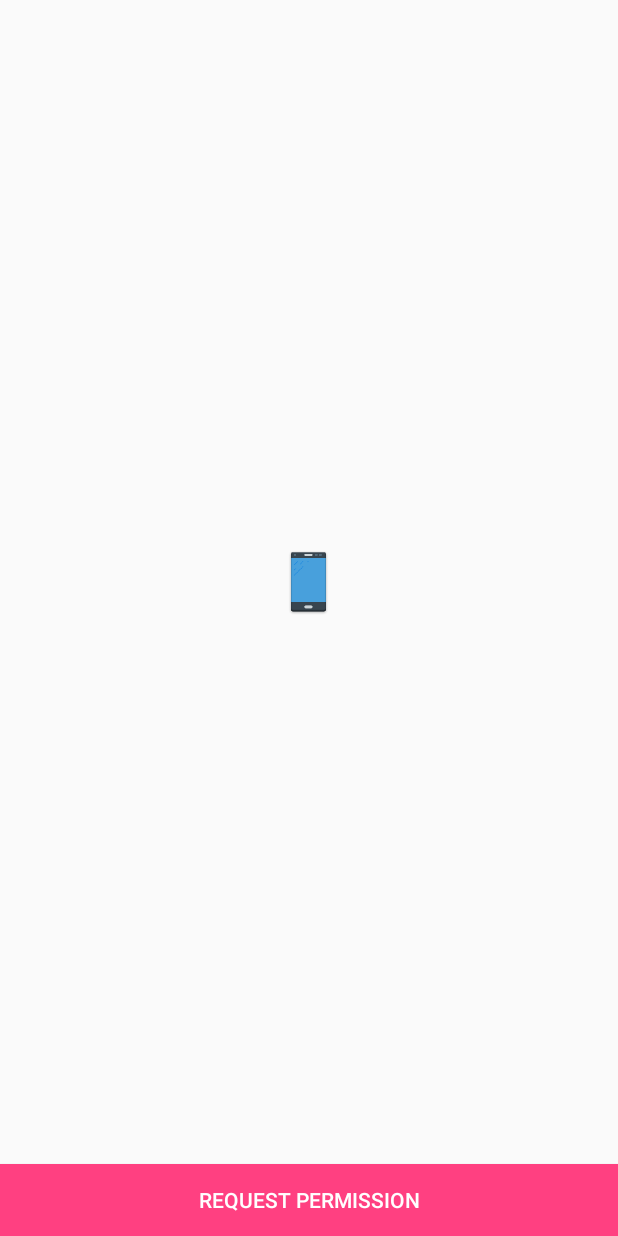
After one commit to nisrulz/easydeviceinfo, an Android app: the layout activity_splash.xml on its own in the app's theme, with its tools: preview values and no code run, on a phone screen of 412 x 824 dp. The commit adds this screen. Run offline under Robolectric (Android 15) with nearby library versions, the phone set to English and light mode, and no system bars.

Commit message:
[+] added a splash screen and request for runtime permissions to the sample app

```diff
--- /dev/null
+++ b/app/src/main/res/layout/activity_splash.xml
@@ -0,0 +1,30 @@
+<?xml version="1.0" encoding="utf-8"?>
+<RelativeLayout
+    xmlns:android="http://schemas.android.com/apk/res/android"
+    xmlns:tools="http://schemas.android.com/tools"
+    android:id="@+id/activity_splash"
+    android:layout_width="match_parent"
+    android:layout_height="match_parent"
+    tools:context="github.nisrulz.projecteasydeviceinfo.SplashActivity"
+    >
+
+  <ImageView
+      android:id="@+id/center_image"
+      android:layout_width="match_parent"
+      android:layout_height="match_parent"
+      android:layout_above="@+id/btn_req"
+      android:scaleType="center"
+      android:src="@mipmap/ic_launcher"
+      />
+
+  <Button
+      android:id="@+id/btn_req"
+      android:layout_width="match_parent"
+      android:layout_height="wrap_content"
+      android:layout_alignParentBottom="true"
+      android:background="@color/colorAccent"
+      android:text="Request Permission"
+      android:textColor="@android:color/white"
+      />
+
+</RelativeLayout>
--- a/app/src/main/res/values-w820dp/dimens.xml
+++ b/app/src/main/res/values-w820dp/dimens.xml
@@ -18,4 +18,9 @@
   <!-- Example customization of dimensions originally defined in res/values/dimens.xml
          (such as screen margins) for screens with more than 820dp of available width. This
          would include 7" and 10" devices in landscape (~960dp and ~1280dp respectively). -->
+
+  <!-- Example customization of dimensions originally defined in res/values/dimens.xml
+         (such as screen margins) for screens with more than 820dp of available width. This
+         would include 7" and 10" devices in landscape (~960dp and ~1280dp respectively). -->
+  <dimen name="activity_horizontal_margin">64dp</dimen>
 </resources>
--- a/app/src/main/res/values/dimens.xml
+++ b/app/src/main/res/values/dimens.xml
@@ -16,4 +16,8 @@
 
 <resources>
   <!-- Default screen margins, per the Android Design guidelines. -->
+
+  <!-- Default screen margins, per the Android Design guidelines. -->
+  <dimen name="activity_horizontal_margin">16dp</dimen>
+  <dimen name="activity_vertical_margin">16dp</dimen>
 </resources>
--- a/build.gradle
+++ b/build.gradle
@@ -28,7 +28,7 @@ buildscript {
 
     // Required plugins added to classpath to facilitate pushing to Jcenter/Bintray
     classpath 'com.jfrog.bintray.gradle:gradle-bintray-plugin:1.7'
-    classpath 'com.github.dcendents:android-maven-gradle-plugin:1.4.1'
+    classpath 'com.github.dcendents:android-maven-gradle-plugin:1.5'
   }
 }
 
```
Also changed, not shown: app/src/main/AndroidManifest.xml (+6 -6 lines), app/src/main/java/github/nisrulz/projecteasydeviceinfo/MainActivity.java (+7 -2 lines), app/src/main/java/github/nisrulz/projecteasydeviceinfo/RPResultListener.java (added, +16 -0 lines), app/src/main/java/github/nisrulz/projecteasydeviceinfo/RuntimePermissionUtil.java (added, +52 -0 lines), app/src/main/java/github/nisrulz/projecteasydeviceinfo/SplashActivity.java (added, +62 -0 lines).
